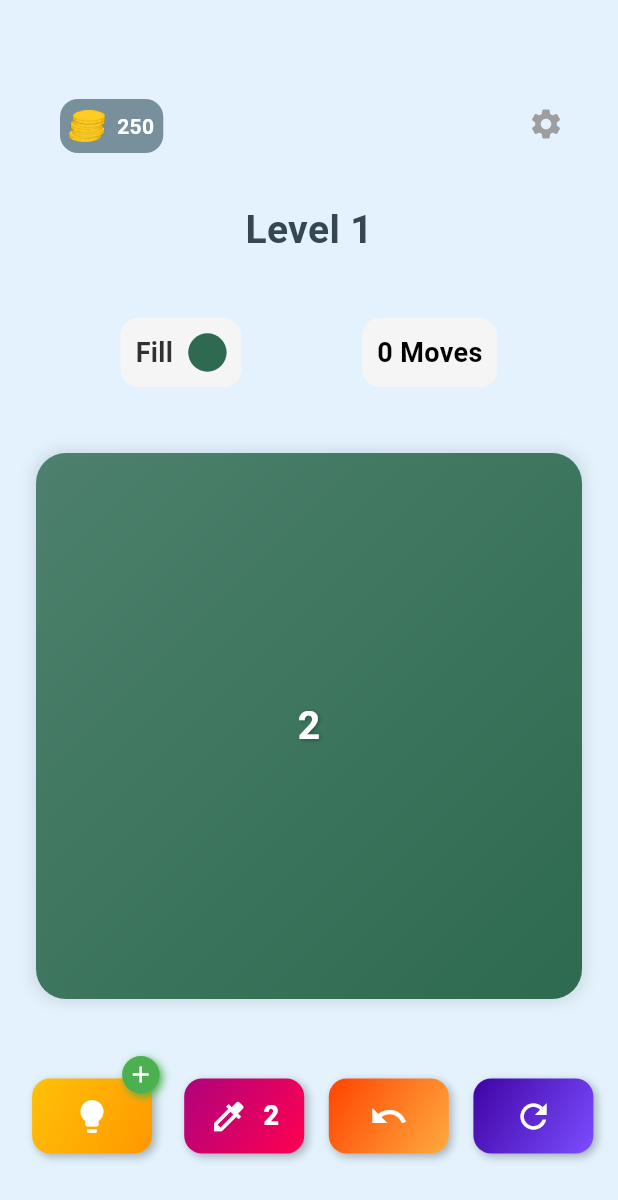
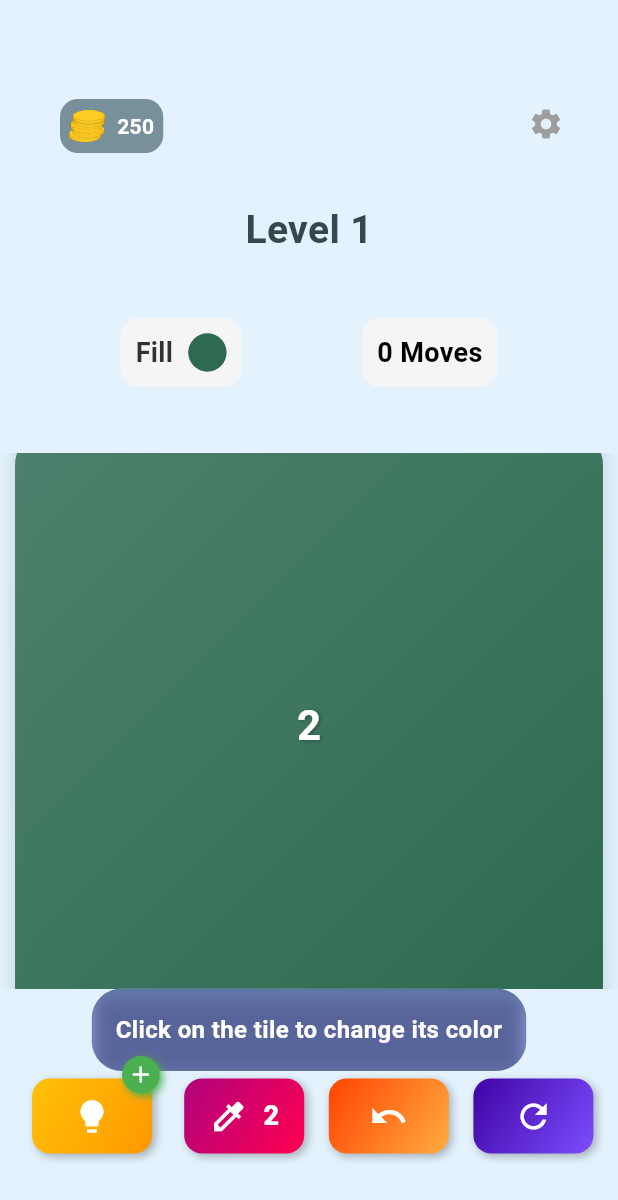
Before and after one commit to theokramer/logicalColors, a Flutter app: the screen it shows after launch, after a tap on an icon or button, on a phone screen of 412 x 824 dp. Shown: the top 1200 px of the screen. Run offline on Flutter 3.47's test engine with Material 3 defaults, Android fonts, the light colour scheme and no system bars; our stand-ins replace confetti; missing offline and left inert: dart:ffi; Roboto replaces fonts that are missing (Quicksand).

Commit message:
Added a Tutorial

```diff
--- a/lib/puzzle_model.dart
+++ b/lib/puzzle_model.dart
@@ -292,6 +292,9 @@
       clickTile(x, y, true, false);
       clicks[i] = [x, y];
       savedClicks[i] = [x, y];  // Deep copy the individual list
+      if(tutorialActive && currentTutorialStep != TutorialStep.completed) {
+      setHint(x, y);
+    }
     }
 
     // Save the current state of the grid
@@ -300,6 +303,7 @@
         _savedGrid[i][j] = _grid[i][j];
       }
     }
+
   }
 
 
--- a/lib/puzzle_screen.dart
+++ b/lib/puzzle_screen.dart
@@ -3,6 +3,7 @@
 
 import 'package:color_puzzle/action_Button.dart';
 import 'package:color_puzzle/custom_info_button.dart';
+import 'package:color_puzzle/tutorial_overlay.dart';
 import 'package:flutter/material.dart';
 import 'package:provider/provider.dart';
 import 'puzzle_model.dart';
@@ -15,6 +16,11 @@
 int selectedLevel = 1;
 int aHints = 1;
 int aRems = 2;
+bool tutorialActive = true;
+enum TutorialStep { none, step1, step2, completed }
+
+TutorialStep currentTutorialStep = TutorialStep.step1;
+
 
 class PuzzleScreen extends StatefulWidget {
 
@@ -36,6 +42,7 @@
   final Random _random = Random();
   bool showStartBanner = true;
   int getsLightBulb = 0;
+
 
   @override
  void initState() {
@@ -329,13 +336,12 @@
                                 getsLightBulb = _random.nextInt(15) + 1;
                             }
 
-
                             _confettiController.play();
                             HapticFeedback.heavyImpact();
                             _animationController.forward().then((_) {
-                              Future.delayed(Duration(milliseconds: 300), () {
+                              Future.delayed(Duration(milliseconds: tutorialActive ? 600 : 300), () {
                                 _animationController.reverse().then((_) {
-                                  Future.delayed(Duration(milliseconds: 500), () {
+                                  Future.delayed(Duration(milliseconds: tutorialActive ? 1000 : 500), () {
                                   setState(() {
                                     showBanner = true;
                                   });});
@@ -350,7 +356,7 @@
 
                         },
                         child: AnimatedContainer(
-                          duration: Duration(milliseconds: 200),
+                          duration: Duration(milliseconds: 400),
                           decoration: BoxDecoration(
                             gradient: LinearGradient(
                               colors: [tileColor.withOpacity(0.8), tileColor],
@@ -392,6 +398,7 @@
                   },
                 ),
               ),
+              tutorialActive ? CustomOverlay(message: currentTutorialStep == TutorialStep.step1 ? 'Click on the tile to change its color' : currentTutorialStep == TutorialStep.step2 ? 'When clicking on a tile, you also change the color of its neighbours' : "Fill the Grid with the Color indicated!", onClose: () {},) : SizedBox(),
             ],
           ),
 
@@ -490,6 +497,7 @@
     ),
   ],
 ),
+
 
 
 if (showBanner && !animationStarted)
@@ -603,6 +611,7 @@
                         // Continue button
                         GestureDetector(
                           onTap: () {
+
                             if (!animationStarted) {
                             setState(() {
                               animationStarted = true;
@@ -620,6 +629,17 @@
                             // Delay navigation to ensure coin animation completes
                             Future.delayed(Duration(milliseconds: 800), () {
                               puzzle.addCoins(puzzle.coinsEarned);
+                              switch(currentTutorialStep) {
+
+                              case TutorialStep.none:
+
+                              case TutorialStep.step1:
+                                currentTutorialStep = TutorialStep.step2;
+                              case TutorialStep.step2:
+                                currentTutorialStep = TutorialStep.completed;
+                              case TutorialStep.completed:
+                                tutorialActive = false;
+                            }
                               if(getsLightBulb == 1) {
                                 setState(() {
                                   aHints += 1;
@@ -937,6 +957,51 @@
 }
 
 
+Widget buildTutorialOverlay() {
+  switch (currentTutorialStep) {
+    case TutorialStep.step1:
+      return Center(
+        child: AlertDialog(
+          title: Text("Step 1: Tap the Tile"),
+          content: Text("Tap the tile to change its color."),
+          actions: [
+            TextButton(
+              onPressed: () {
+                setState(() {
+                  showStartBanner = false;
+                  denyClick = false;
+                });
+              },
+              child: Text("Got it!"),
+            ),
+          ],
+        ),
+      );
+    case TutorialStep.step2:
+      return Center(
+        child: AlertDialog(
+          title: Text("Step 2: Tap the Correct Tile"),
+          content: Text("Tap the correct tile to change its color, including neighboring tiles."),
+          actions: [
+            TextButton(
+              onPressed: () {
+                setState(() {
+                  showStartBanner = false;
+                  denyClick = false;
+                });
+              },
+              child: Text("Next"),
+            ),
+          ],
+        ),
+      );
+    default:
+      return SizedBox.shrink();
+  }
+}
+
+
+
 
 
   PopupMenuEntry<String> _buildPopupMenuItem(String value, String text, IconData icon, Color color) {
--- /dev/null
+++ b/lib/tutorial_overlay.dart
@@ -0,0 +1,54 @@
+import 'package:flutter/material.dart';
+import 'dart:ui'; // For the BackdropFilter
+
+class CustomOverlay extends StatelessWidget {
+  final String message;
+  final VoidCallback onClose;
+
+  const CustomOverlay({Key? key, required this.message, required this.onClose})
+      : super(key: key);
+
+  @override
+  Widget build(BuildContext context) {
+    return Center(
+      child: Padding(
+        padding: const EdgeInsets.fromLTRB(20, 0, 20, 110),
+
+        child: ClipRRect(
+          borderRadius: BorderRadius.circular(20), // Rounded corners
+          child: BackdropFilter(
+            filter: ImageFilter.blur(sigmaX: 10, sigmaY: 10), // Blur effect
+            child: Container(
+              decoration: BoxDecoration(
+                color: Colors.indigo.withOpacity(0.5), // Transparent background
+                boxShadow: [
+                  BoxShadow(
+                    color: Colors.black.withOpacity(0.5), // Soft shadow
+                    blurRadius: 10,
+                    offset: Offset(0, 5),
+                  ),
+                ],
+              ),
+              padding: EdgeInsets.all(16), // Padding inside the overlay
+              child: Column(
+                mainAxisSize: MainAxisSize.min,
+                children: [
+                  Text(
+                    message,
+                    style: TextStyle(
+                      color: Colors.white, // Matches light or dark theme
+                      fontSize: 16,
+                      fontWeight: FontWeight.w600,
+                    ),
+                    textAlign: TextAlign.center,
+                  ),
+
+                ],
+              ),
+            ),
+          ),
+        ),
+      ),
+    );
+  }
+}
--- a/pubspec.yaml
+++ b/pubspec.yaml
@@ -32,7 +32,6 @@
     sdk: flutter
   provider: ^6.0.5
   confetti: ^0.7.0
-  in_app_purchase: ^2.0.1
 
 
 
```
Also changed, not shown: pubspec.lock, 3 other files.
